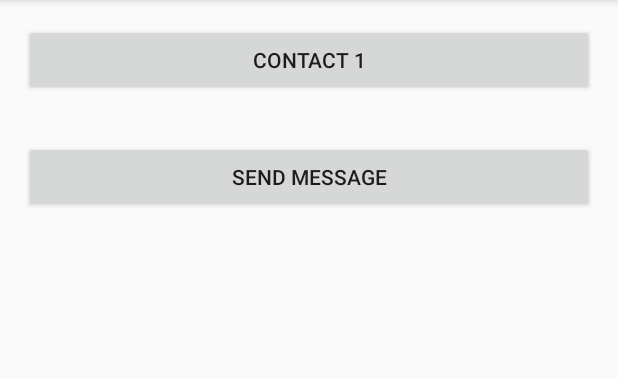
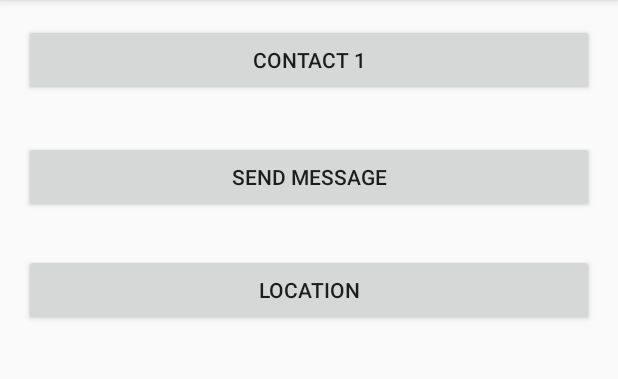
Before and after one commit to ThePurplePeople/enough, an Android app: the screen it shows after launch (MainActivity), on a phone screen of 412 x 824 dp, the part 84-463 px from its top. Run offline under Robolectric (Android 15) with nearby library versions, the phone set to English and light mode, and no system bars.

Commit message:
still need to fix

```diff
--- a/app/src/main/AndroidManifest.xml
+++ b/app/src/main/AndroidManifest.xml
@@ -2,10 +2,10 @@
 <manifest xmlns:android="http://schemas.android.com/apk/res/android"
     package="lematthe.calpoly.edu.enough">
     <uses-permission android:name="android.permission.SEND_SMS"/>
+    <uses-permission android:name="android.permission.INTERNET"></uses-permission>
+    <uses-permission android:name="android.permisssion.ACCESS_FINE_LOCATION"/>
+    <uses-feature android:name="android.hardware.location.gps" />
 
-    <uses-sdk
-        android:minSdkVersion="8"
-        android:targetSdkVersion="19"/>
 
     <application
         android:allowBackup="true"
--- a/app/src/main/res/layout/activity_main.xml
+++ b/app/src/main/res/layout/activity_main.xml
@@ -45,6 +45,20 @@
                 android:layout_weight="1" />
         </LinearLayout>
 
+        <LinearLayout
+            android:orientation="horizontal"
+            android:layout_width="match_parent"
+            android:layout_height="67dp">
+
+            <Button
+                android:text="@string/locationCheck"
+                android:layout_width="wrap_content"
+                android:layout_height="wrap_content"
+                android:id="@+id/location"
+                android:layout_weight="1" />
+        </LinearLayout>
+
+
     </LinearLayout>
 
 </LinearLayout>
--- a/app/src/main/res/values/strings.xml
+++ b/app/src/main/res/values/strings.xml
@@ -2,4 +2,5 @@
     <string name="app_name">eNOugh</string>
     <string name="contact">Contact 1 </string>
     <string name="sendmessage">Send Message</string>
+    <string name="locationCheck">location</string>
 </resources>
```
Also changed, not shown: app/src/main/java/lematthe/calpoly/edu/enough/MainActivity.java (+45 -2 lines).
